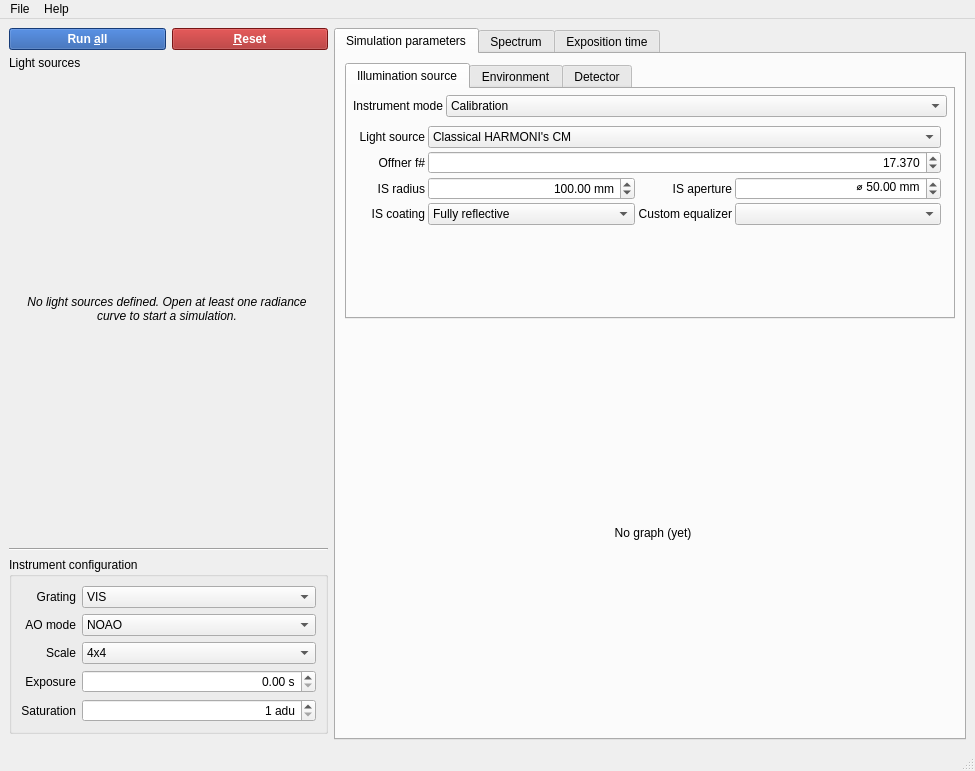
Above: simui/simui.ui from HARMONI-CAB/radiosim before the change. Below: the same form after it.
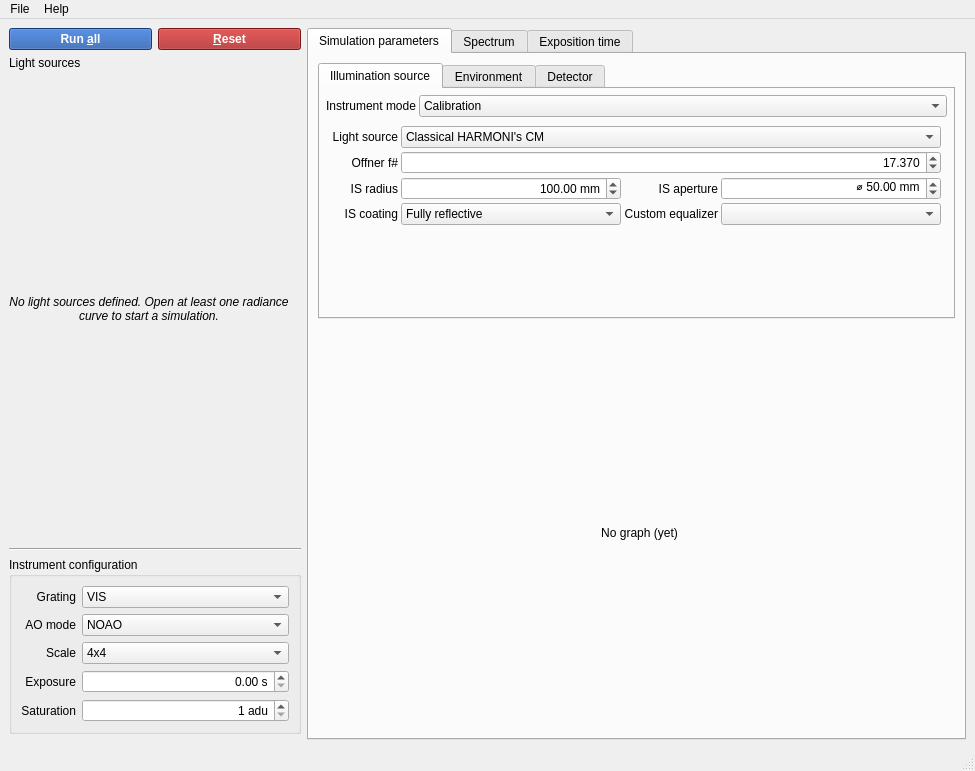
That is the form after the change.

The edit to the form file:
```diff
--- a/simui/simui.ui
+++ b/simui/simui.ui
@@ -185,6 +185,21 @@
       </widget>
       <widget class="QWidget" name="page_11">
        <layout class="QGridLayout" name="gridLayout_24">
+        <property name="leftMargin">
+         <number>0</number>
+        </property>
+        <property name="topMargin">
+         <number>0</number>
+        </property>
+        <property name="rightMargin">
+         <number>0</number>
+        </property>
+        <property name="bottomMargin">
+         <number>0</number>
+        </property>
+        <property name="spacing">
+         <number>0</number>
+        </property>
         <item row="0" column="0">
          <widget class="QScrollArea" name="scrollArea_4">
           <property name="frameShape">
@@ -204,14 +219,17 @@
             <rect>
              <x>0</x>
              <y>0</y>
-             <width>270</width>
-             <height>397</height>
+             <width>288</width>
+             <height>415</height>
             </rect>
            </property>
            <layout class="QVBoxLayout" name="fcuLayout">
             <property name="spacing">
              <number>3</number>
             </property>
+            <property name="leftMargin">
+             <number>0</number>
+            </property>
             <property name="topMargin">
              <number>0</number>
             </property>
```
Left out of the diff: 6 changed lines with no effect on the pictures.
